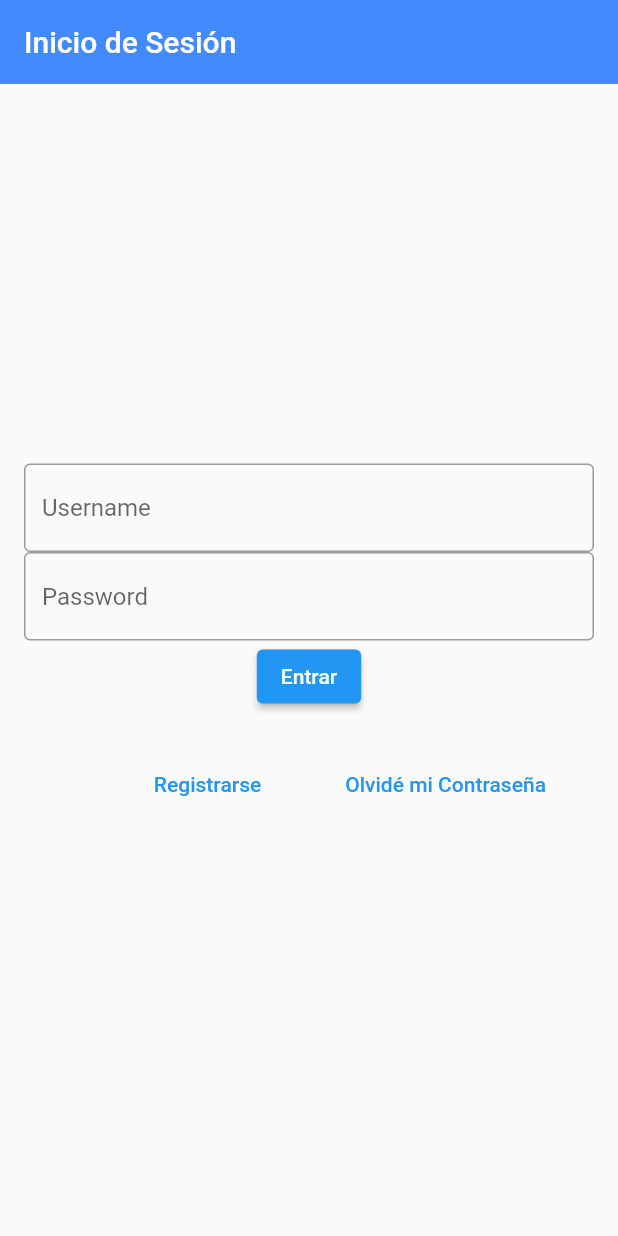
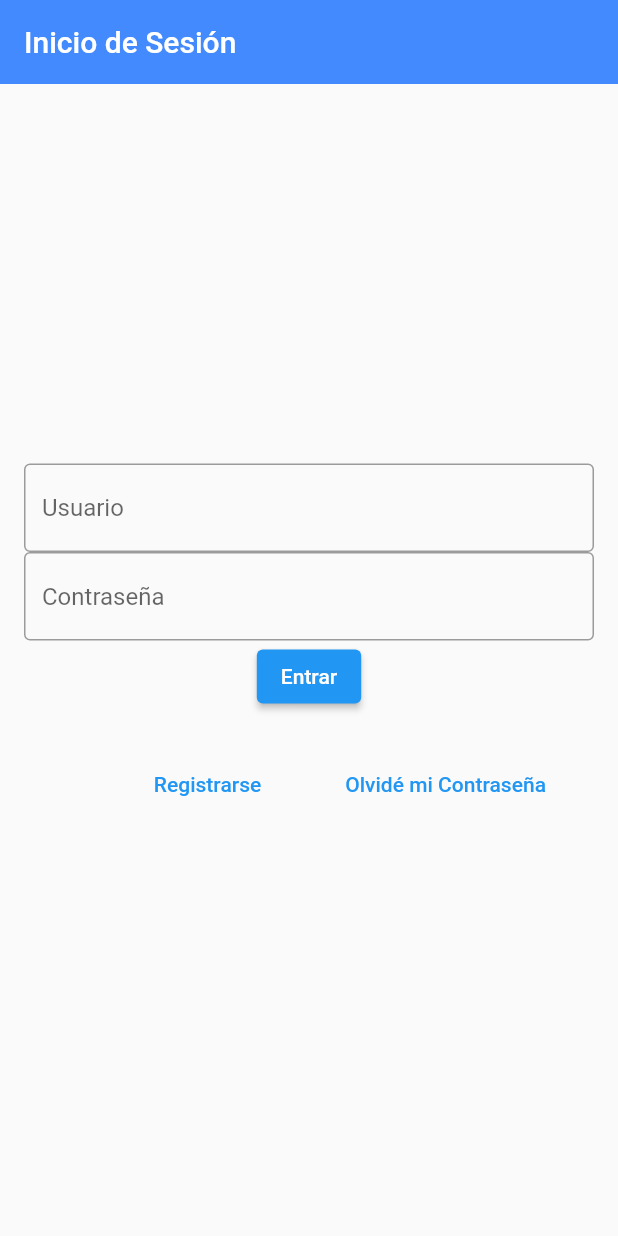
Before and after one commit to ElanTic/LosTSPerrones, a Flutter app: the screen it shows after launch, on a phone screen of 412 x 824 dp. Run offline on Flutter 3.47's test engine with Material 2 defaults, Android fonts, the phone set to English and light mode, and no system bars; our stand-ins replace google_maps_flutter, image_picker.

Commit message:
Acomo de mapa y corrección de login

```diff
--- a/lib/Views/NavBarC.dart
+++ b/lib/Views/NavBarC.dart
@@ -12,7 +12,7 @@ class NavBarC extends StatefulWidget {
 
 class _NavBarCState extends State<NavBarC> {
   PageController _pageController = PageController();
-  List<Widget> __screens = [Pag(), Pag2(), Mapa(), Pag2()];
+  List<Widget> __screens = [Mapa(), Pag2(), Pag(), Pag2()];
 
   void _onPageChanged(int index) {
     setState(() {
--- a/lib/Views/login.dart
+++ b/lib/Views/login.dart
@@ -32,21 +32,21 @@ class _LoginStateScreen extends State<LoginScreen> {
                       username = userNameTF;
                     },
                     decoration: InputDecoration(
-                        border: OutlineInputBorder(), hintText: 'Username'),
+                        border: OutlineInputBorder(), hintText: 'Usuario'),
                   ),
                   TextField(
                     onChanged: (passwordTF) {
                       password = passwordTF;
                     },
                     decoration: InputDecoration(
-                        border: OutlineInputBorder(), hintText: 'Password'),
+                        border: OutlineInputBorder(), hintText: 'Contraseña'),
                   ),
                   Builder(
                       builder: (context) => ElevatedButton(
                           onPressed: () {
                             if (username != " " && password != " ") {
-                              print("Username: " + username);
-                              print("Password: " + password);
+                              print("Usuario: " + username);
+                              print("Contraseña: " + password);
                               Navigator.push(
                                   context,
                                   MaterialPageRoute(
```
Also changed, not shown: lib/Views/Pag2.dart (+5 -2 lines).
